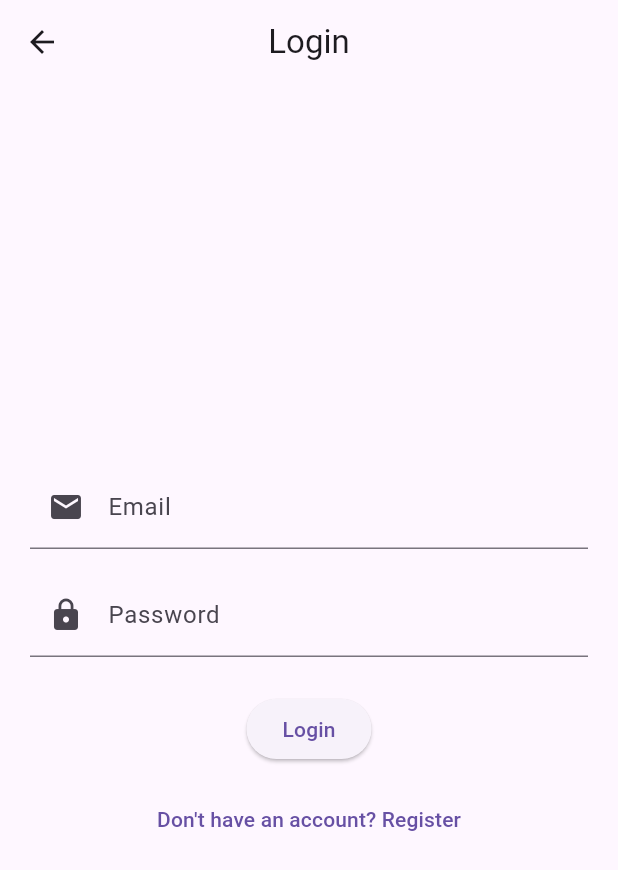
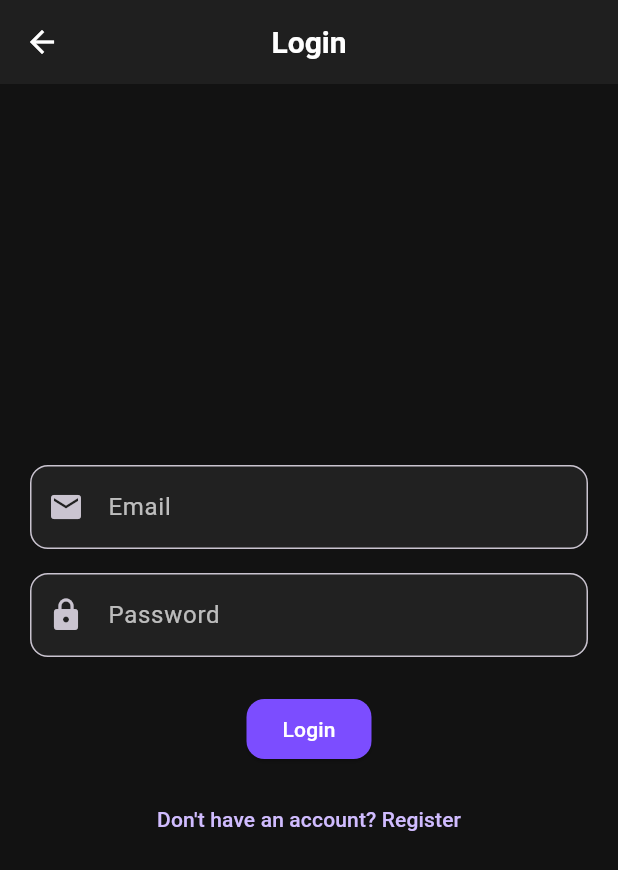
Before and after one commit to Piyushpattanayak04/Clockin, a Flutter app: the screen it shows after launch, on a phone screen of 412 x 824 dp. Shown: the top 870 px of the screen. Run offline on Flutter 3.47's test engine with Material 3 defaults, Android fonts, the phone set to English and light mode, and no system bars; our stand-ins replace cloud_firestore, qr_flutter, shared_preferences; missing offline and left inert: mobile_scanner; accounts and stored records are empty.

Commit message:
applied dark theme

```diff
--- a/lib/main.dart
+++ b/lib/main.dart
@@ -11,6 +11,8 @@ import 'screens/my_tickets_screen.dart';
 import 'screens/profile/profile_screen.dart';
 import 'screens/profile/profile_setup_screen.dart';
 import 'utils/constants.dart';
+import 'theme/dark_theme.dart';
+
 
 void main() async {
   WidgetsFlutterBinding.ensureInitialized();
@@ -38,13 +40,12 @@ class MyApp extends StatelessWidget {
   Widget build(BuildContext context) {
     return MaterialApp(
       title: AppConstants.appTitle,
-      theme: ThemeData(
-        primarySwatch: Colors.blue,
-        visualDensity: VisualDensity.adaptivePlatformDensity,
-      ),
+      themeMode: ThemeMode.dark, // 🔥 Always use dark mode
+      theme: ThemeData.light(),  // (not used, but required)
+      darkTheme: AppDarkTheme.theme, // 👈 this applies your dark theme
       initialRoute: startRoute,
       routes: {
-        '/': (context) => const LoginScreen(), // base route
+        '/': (context) => const LoginScreen(),
         '/login': (context) => const LoginScreen(),
         '/register': (context) => RegisterScreen(),
         '/profile-setup': (context) => const ProfileSetupScreen(),
```
